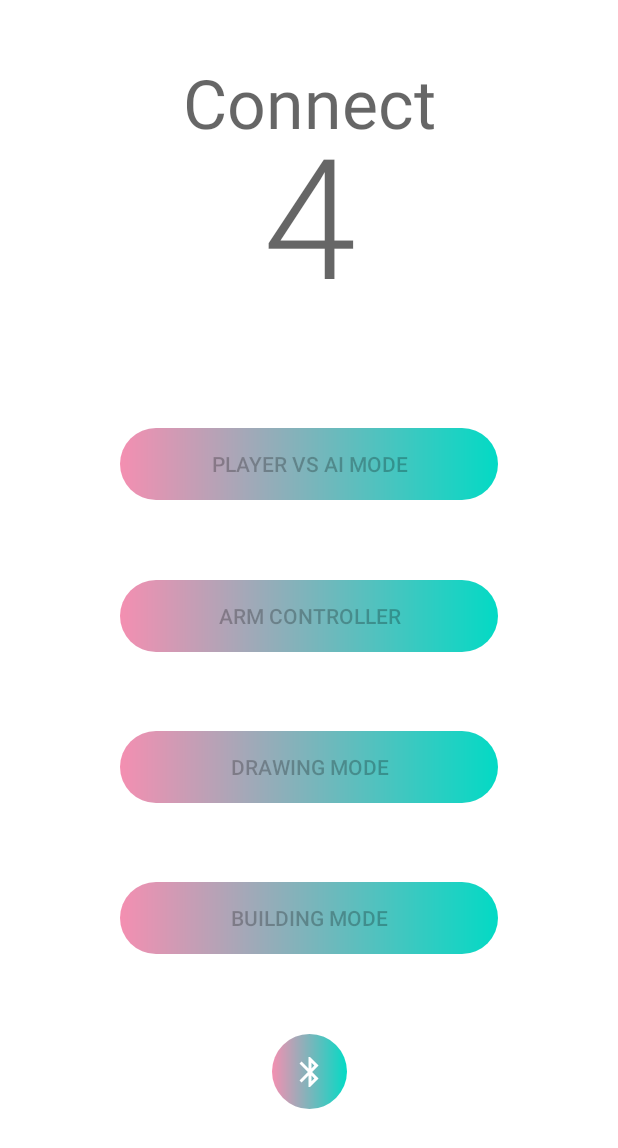
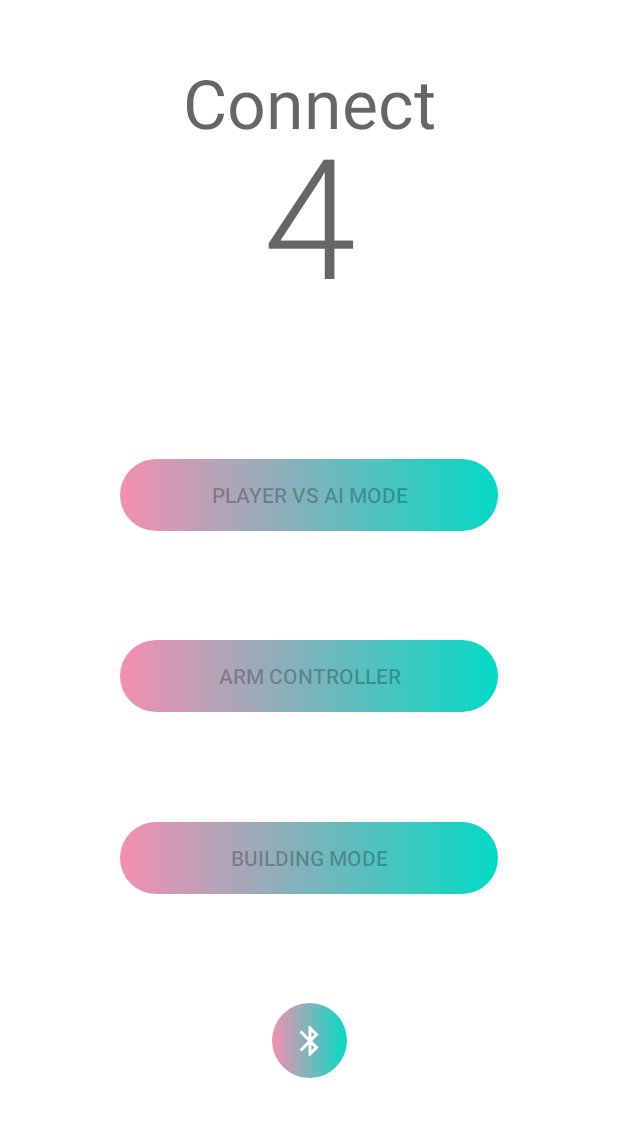
Before and after one commit to hkucs-makerlab/Play-Connect4-with-Robotic-Arm-via-App, an Android app: the screen it shows after launch (MainActivity), on a phone screen of 412 x 824 dp. Shown: the top 1148 px of the screen. Run offline under Robolectric (Android 15) with nearby library versions, the phone set to English and light mode, and no system bars; libraries missing offline, so code that uses them is left out: org.pytorch, org.pytorch.torchvision; pictures from the network do not load; 1 statement that could not run was skipped.

Commit message:
after interim present

```diff
--- a/app/src/main/java/hk/hku/cs/fyp_connectfourbot/MainActivity.java
+++ b/app/src/main/java/hk/hku/cs/fyp_connectfourbot/MainActivity.java
@@ -503,8 +503,8 @@ public class MainActivity extends AppCompatActivity implements Runnable, Bluetoo
         MainActivityButton.setEnabled(flag);
         MainActivityButton = findViewById(R.id.controller);
         MainActivityButton.setEnabled(flag);
-        MainActivityButton = findViewById(R.id.draw);
-        MainActivityButton.setEnabled(flag);
+//        MainActivityButton = findViewById(R.id.draw);
+//        MainActivityButton.setEnabled(flag);
         MainActivityButton = findViewById(R.id.build);
         MainActivityButton.setEnabled(flag);
     }
--- a/app/src/main/res/layout/activity_main.xml
+++ b/app/src/main/res/layout/activity_main.xml
@@ -42,13 +42,13 @@
             android:background="@drawable/main_activity_button"
             android:onClick="launchControllerActivity"
             android:text="Arm Controller"
-            app:layout_constraintBottom_toTopOf="@+id/draw"
+            app:layout_constraintBottom_toTopOf="@+id/build"
             app:layout_constraintEnd_toEndOf="parent"
             app:layout_constraintHorizontal_bias="0.5"
             app:layout_constraintStart_toStartOf="parent"
             app:layout_constraintTop_toBottomOf="@+id/auto" />
 
-        <android.widget.Button
+        <!--<android.widget.Button
             android:id="@+id/draw"
             android:layout_width="0dp"
             android:layout_height="wrap_content"
@@ -61,7 +61,7 @@
             app:layout_constraintEnd_toEndOf="parent"
             app:layout_constraintHorizontal_bias="0.5"
             app:layout_constraintStart_toStartOf="parent"
-            app:layout_constraintTop_toBottomOf="@+id/controller" />
+            app:layout_constraintTop_toBottomOf="@+id/controller" />-->
 
         <android.widget.Button
             android:id="@+id/build"
@@ -76,7 +76,7 @@
             app:layout_constraintEnd_toEndOf="parent"
             app:layout_constraintHorizontal_bias="0.5"
             app:layout_constraintStart_toStartOf="parent"
-            app:layout_constraintTop_toBottomOf="@+id/draw" />
+            app:layout_constraintTop_toBottomOf="@+id/controller" />
 
         <ImageButton
             android:id="@+id/bluetooth"
```
Also changed, not shown: 175 other files.
